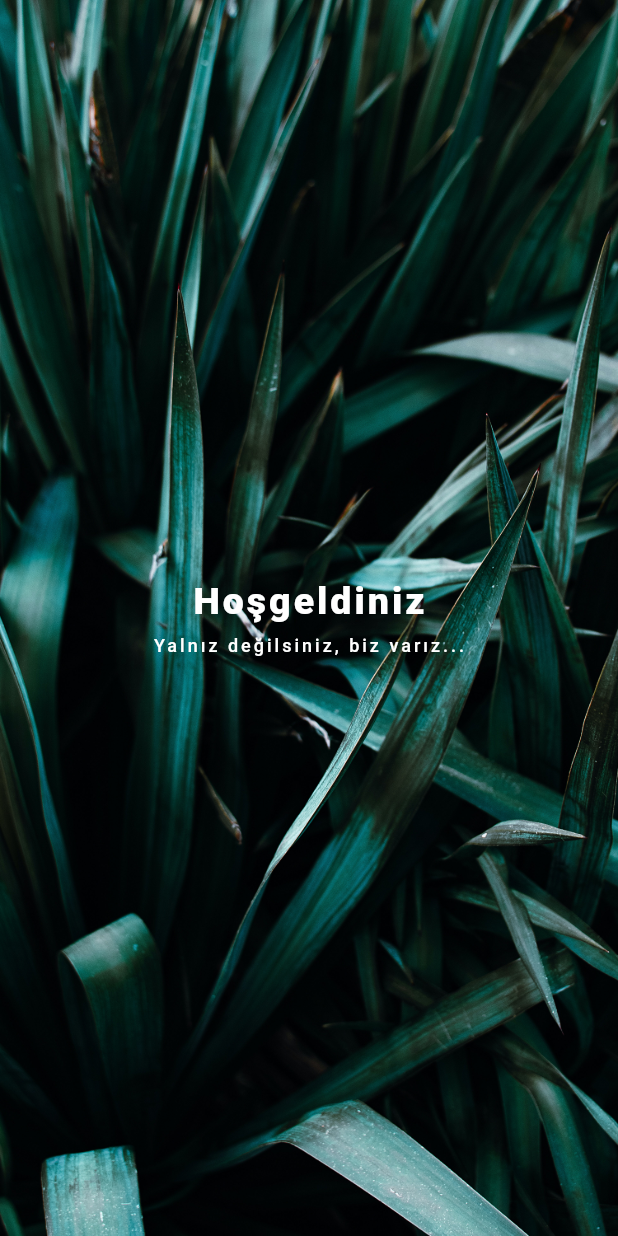
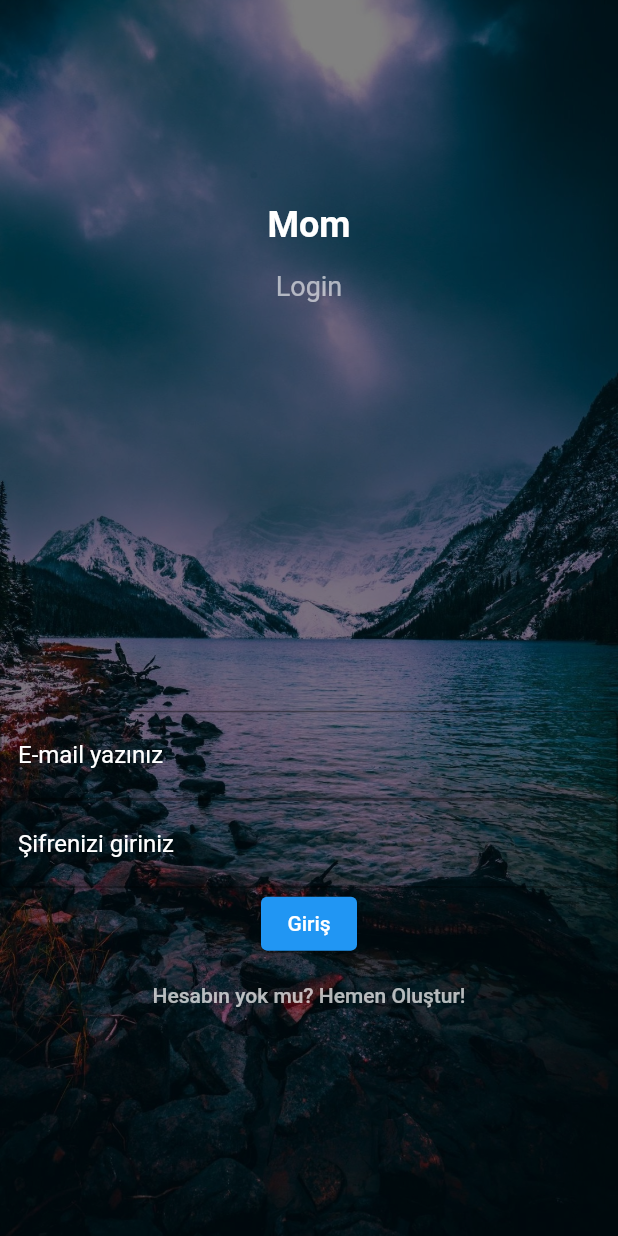
Before and after one commit to takim92/fluttertakim92, a Flutter app: the screen it shows after launch, on a phone screen of 412 x 824 dp. Run offline on Flutter 3.47's test engine with Material 2 defaults, Android fonts, the phone set to English and light mode, and no system bars.

Commit message:
login screen

```diff
--- a/lib/main.dart
+++ b/lib/main.dart
@@ -1,4 +1,5 @@
 import 'package:flutter/material.dart';
+import 'package:takim_doksan_iki/screens/login.dart';
 import 'package:takim_doksan_iki/screens/splash_screen.dart';
 
 void main() {
@@ -8,6 +9,7 @@ void main() {
     //Burada Emulatör ekranında gözükecek sayfa belirlenecek. sayfayı kodladıktan sonra buradaki splashScreen yerşne
     //kendi kodlamanızı yaptığınız sayfayı vermeniz test ve görüntüleme için yeterlidir
     //TODO: Sayfa değişim ve daha fazla işlem için navigatör eklenecek ileride
-    home: SplashScreen(),
+    //home: SplashScreen(),
+    home: LoginScreen(),
   ));
 }
--- /dev/null
+++ b/lib/screens/login.dart
@@ -0,0 +1,105 @@
+import 'package:flutter/material.dart';
+
+class LoginScreen extends StatefulWidget {
+  const LoginScreen({Key? key}) : super(key: key);
+
+  @override
+  State<LoginScreen> createState() => _LoginScreenState();
+}
+
+class _LoginScreenState extends State<LoginScreen> {
+  @override
+  Widget build(BuildContext context) {
+    return Scaffold(
+      body: login_body(context),
+    );
+  }
+
+  Container login_body(BuildContext context) {
+    return Container(
+      width: MediaQuery.of(context).size.width,
+      child: SafeArea(
+        child: login_contents(),
+      ),
+      decoration: const BoxDecoration(
+        image: DecorationImage(
+          image: AssetImage("assets/login_bg.jpg"),
+          fit: BoxFit.cover,
+        ),
+      ),
+    );
+  }
+
+  // ignore: non_constant_identifier_names
+  Container login_contents() {
+    return Container(
+      color: Color.fromRGBO(0, 0, 0, 0.5),
+      child: Column(
+        mainAxisSize: MainAxisSize.max,
+        crossAxisAlignment: CrossAxisAlignment.center,
+        mainAxisAlignment: MainAxisAlignment.spaceAround,
+        children: [
+          login_titles(),
+          login_inputs()
+        ],
+      ),
+    );
+  }
+
+  Column login_inputs() {
+    return Column(
+          children: [
+            const TextField(
+              style: TextStyle(color: Colors.white),
+              keyboardType: TextInputType.emailAddress,
+              decoration: InputDecoration(
+                border: OutlineInputBorder(),
+                hintText: 'E-mail yazınız',
+                hintStyle: TextStyle(color: Colors.white),
+              ),
+            ),
+            const TextField(
+              style: TextStyle(color: Colors.white),
+              obscureText: true,
+              enableSuggestions: false,
+              autocorrect: false,
+              decoration: InputDecoration(
+                border: OutlineInputBorder(),
+                hintText: 'Şifrenizi giriniz',
+                hintStyle: TextStyle(color: Colors.white),
+              ),
+            ),
+            ElevatedButton(onPressed: () {}, child: const Text("Giriş")),
+            TextButton(
+              child: const Text(
+                "Hesabın yok mu? Hemen Oluştur!",
+                style: TextStyle(color: Colors.white70),
+              ),
+              onPressed: () {},
+            )
+          ],
+        );
+  }
+
+  Column login_titles() {
+    return Column(
+      children: const [
+        Text(
+          "Mom",
+          style: TextStyle(
+              color: Colors.white, fontSize: 24.0, fontWeight: FontWeight.w700),
+        ),
+        Padding(
+          padding: EdgeInsets.only(top: 16.0),
+          child: Text(
+            "Login",
+            style: TextStyle(
+                color: Colors.white60,
+                fontSize: 18.0,
+                fontWeight: FontWeight.w400),
+          ),
+        )
+      ],
+    );
+  }
+}
```
Also changed, not shown: assets/login_bg.jpg (added).
